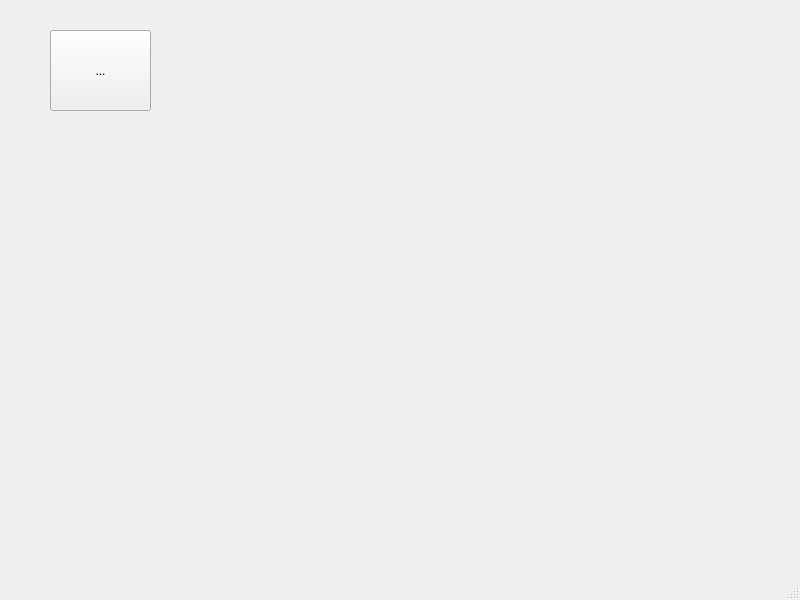
Qt form mainwindow.ui (arxarian/shiftplanner) before a commit.
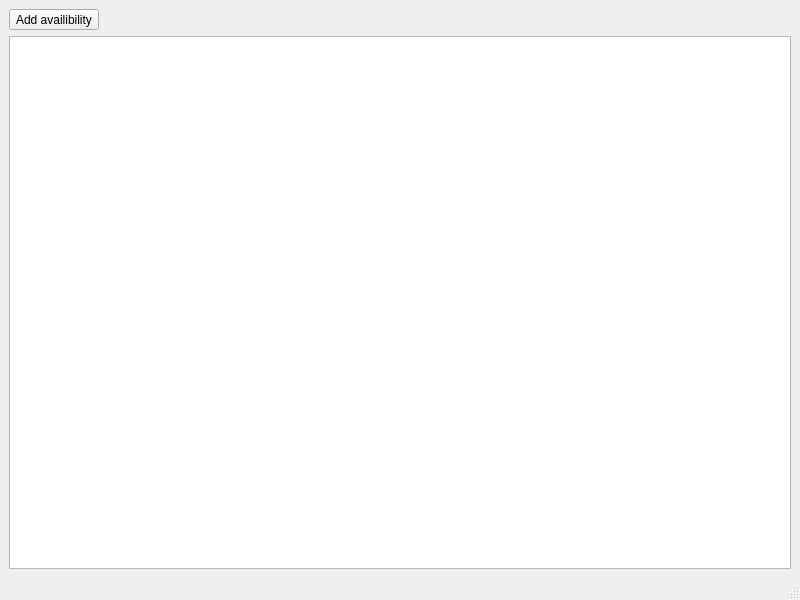
The same form after that commit.

Commit message: create availability table

Diff of the .ui file:
```diff
--- a/mainwindow.ui
+++ b/mainwindow.ui
@@ -14,19 +14,18 @@
    <string>MainWindow</string>
   </property>
   <widget class="QWidget" name="centralwidget">
+   <layout class="QGridLayout" name="gridLayout">
+    <item row="0" column="0">
    <widget class="QToolButton" name="addOperatorsButton">
-    <property name="geometry">
-     <rect>
-      <x>50</x>
-      <y>30</y>
-      <width>101</width>
-      <height>81</height>
-     </rect>
-    </property>
     <property name="text">
-     <string>...</string>
-    </property>
-   </widget>
+       <string>Add availibility</string>
+      </property>
+     </widget>
+    </item>
+    <item row="1" column="0">
+     <widget class="QTableView" name="tableView"/>
+    </item>
+   </layout>
   </widget>
   <widget class="QMenuBar" name="menubar">
    <property name="geometry">
```
Lines whose indentation alone changed are shown as unchanged. The commit also changes 29 other files.
